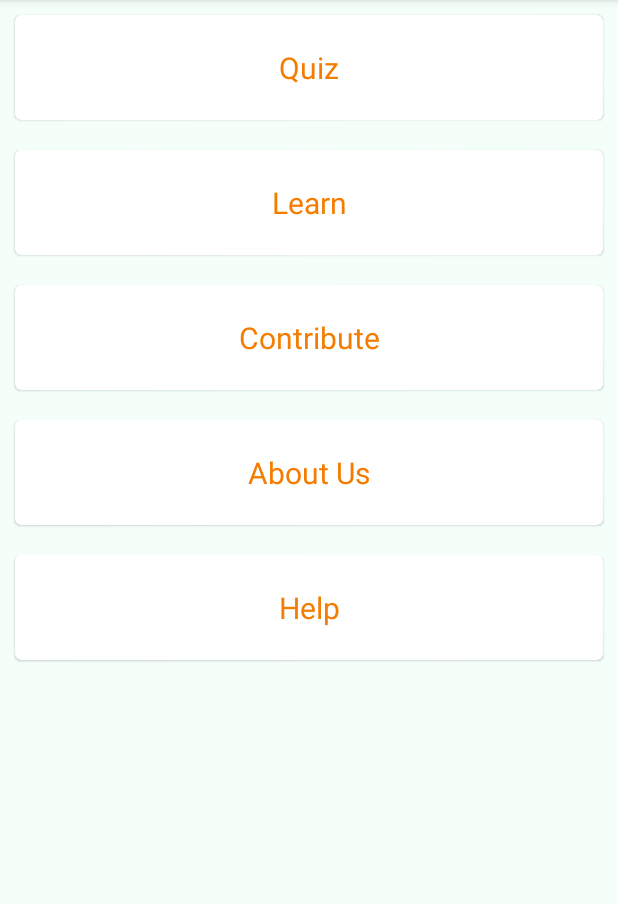
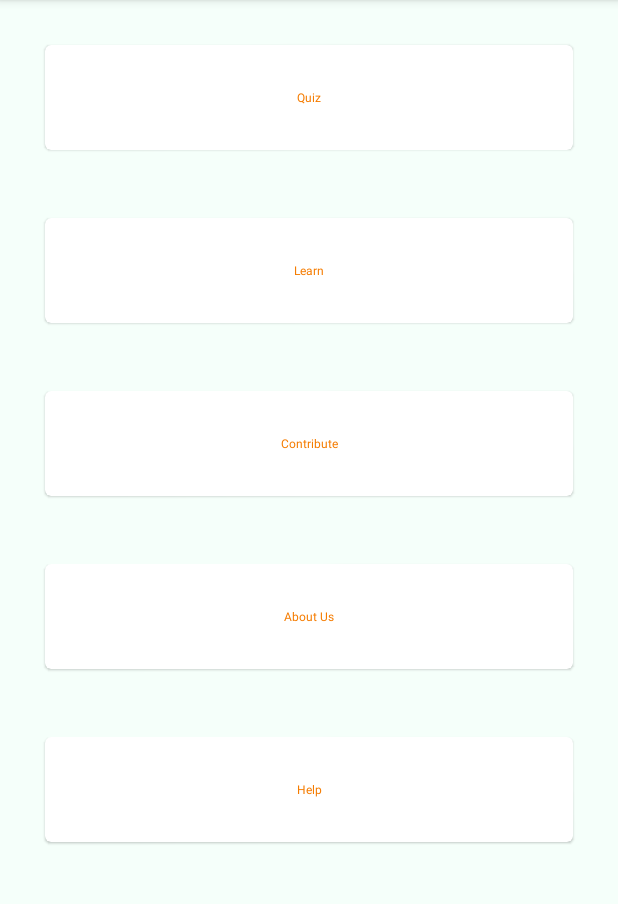
Before and after one commit to rushabhpicha/CulturalAwarenessApp, an Android app: the screen it shows after launch (MainActivity), on a phone screen of 412 x 824 dp, the part 84-988 px from its top. Run offline under Robolectric (Android 15) with nearby library versions, the phone set to English and light mode, and no system bars.

Commit message:
Second Version of the app

```diff
--- a/app/src/main/res/layout/list_item_activity_main.xml
+++ b/app/src/main/res/layout/list_item_activity_main.xml
@@ -9,8 +9,10 @@
     android:layout_width="fill_parent"
     android:layout_height="70dp"
     android:layout_gravity="center"
-        android:layout_margin="10dp"
-        android:layout_marginBottom="2dp"
+    android:layout_marginLeft="30dp"
+    android:layout_marginRight="30dp"
+    android:layout_marginBottom="15dp"
+    android:layout_marginTop="30dp"
     card_view:cardCornerRadius="4dp"
     android:background="#ffffff"
     card_view:cardMaxElevation="1dp"
@@ -20,11 +22,11 @@
         android:layout_width="match_parent"
         android:layout_height="match_parent"
         android:id="@+id/textview"
-            android:textSize="@dimen/text_size"
+        android:textSize="@dimen/text_size_20dp"
         android:textColor="@color/colorPrimary"
-            android:layout_margin="@dimen/margin"
         android:layout_gravity="center"
-            android:gravity="center"/>
+        android:gravity="center"
+        android:fontFamily="sans-serif"/>
 
 </androidx.cardview.widget.CardView>
 </LinearLayout>
```
Lines whose indentation alone changed are shown as unchanged.
